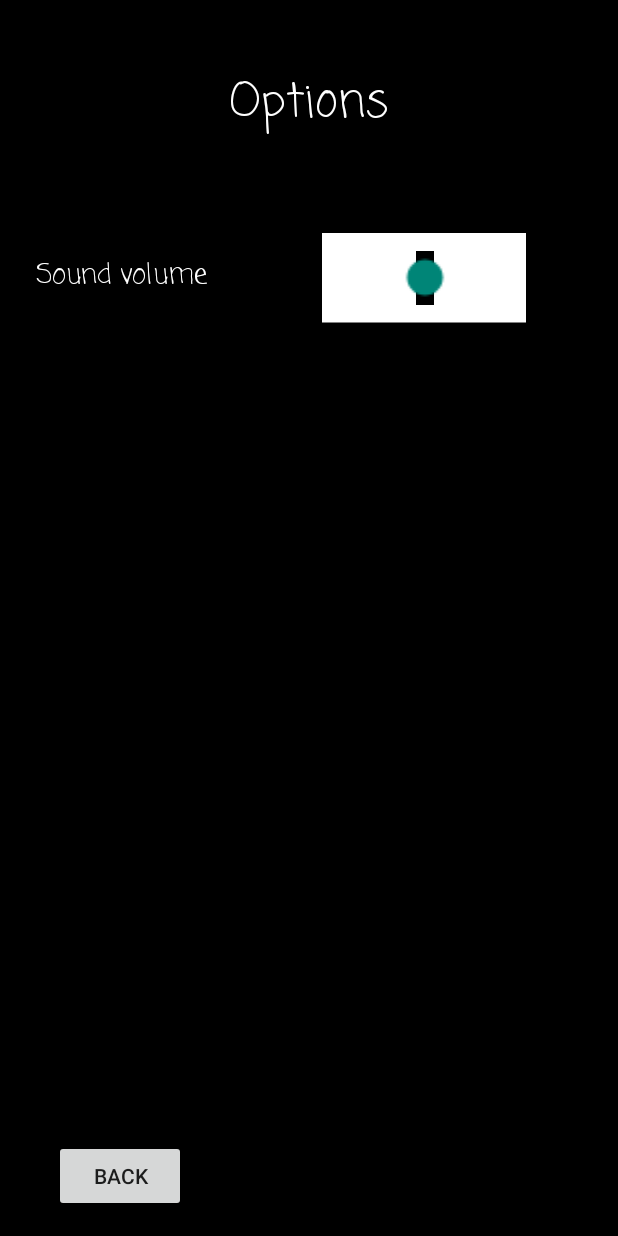
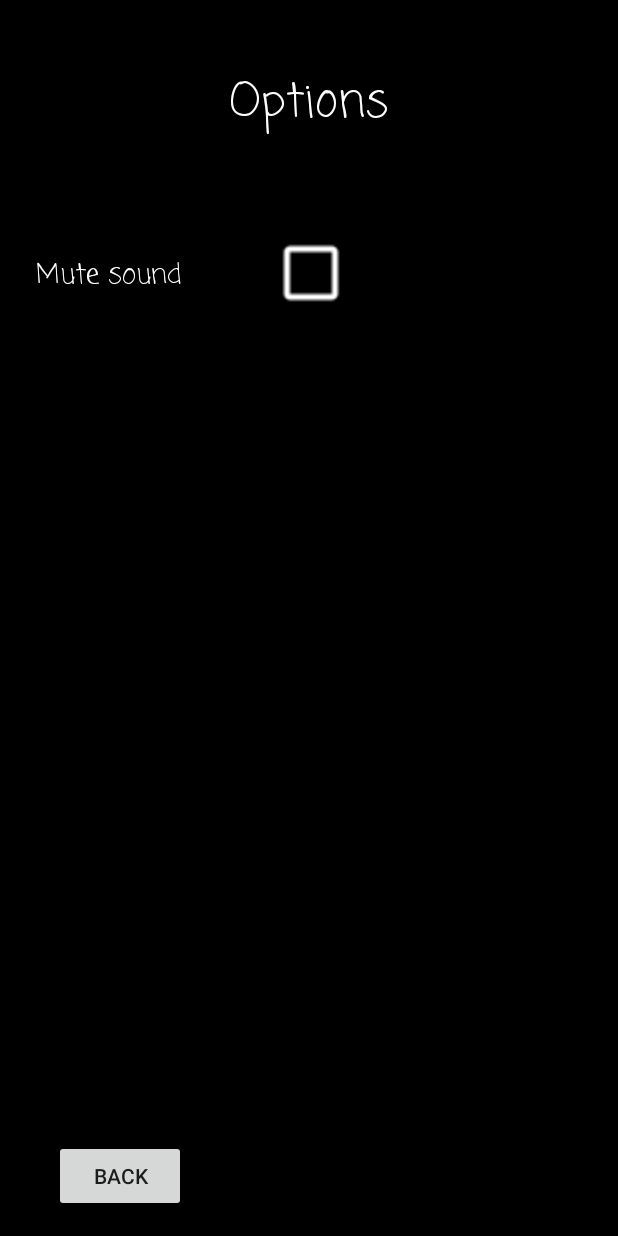
Before and after one commit to Crowmoore/Reflex, an Android app: the OptionsActivity screen opened directly, with no data from a screen before it, on a phone screen of 412 x 824 dp. Run offline under Robolectric (Android 15) with nearby library versions, the phone set to English and light mode, and no system bars.

Commit message:
Change volumeslider to checkbox and start setting up Google Play Services

```diff
--- a/app/src/main/java/fi/crowmoore/reflextester/OptionsActivity.java
+++ b/app/src/main/java/fi/crowmoore/reflextester/OptionsActivity.java
@@ -5,6 +5,8 @@ import android.content.SharedPreferences;
 import android.support.v7.app.AppCompatActivity;
 import android.os.Bundle;
 import android.view.View;
+import android.widget.CheckBox;
+import android.widget.CompoundButton;
 import android.widget.SeekBar;
 
 public class OptionsActivity extends AppCompatActivity {
@@ -19,31 +21,26 @@ public class OptionsActivity extends AppCompatActivity {
         final SharedPreferences settings = getBaseContext().getSharedPreferences(PREFERENCES, Context.MODE_PRIVATE);
         final SharedPreferences.Editor editor = settings.edit();
 
-        SeekBar seekBar = (SeekBar) findViewById(R.id.slider_volume);
-        seekBar.setOnSeekBarChangeListener(new SeekBar.OnSeekBarChangeListener() {
+        CheckBox muteCheckBox = (CheckBox) findViewById(R.id.mute_sound);
+
+        if(settings.contains("Muted")) {
+            boolean muted = settings.getBoolean("Muted", false);
+            muteCheckBox.setChecked(muted);
+        }
+
+        muteCheckBox.setOnCheckedChangeListener(new CompoundButton.OnCheckedChangeListener() {
             @Override
-            public void onProgressChanged(SeekBar seekBar, int progress, boolean fromUser) {
-                editor.putInt("Volume", seekBar.getProgress());
-                editor.apply();
-            }
-
-            @Override
-            public void onStartTrackingTouch(SeekBar seekBar) {
-
-            }
-
-            @Override
-            public void onStopTrackingTouch(SeekBar seekBar) {
-
+            public void onCheckedChanged(CompoundButton button, boolean isChecked) {
+                if(button.isChecked()) {
+                    editor.putBoolean("Muted", true);
+                    editor.apply();
+                } else {
+                    editor.putBoolean("Muted", false);
+                    editor.apply();
+                }
             }
         });
-
-        if(settings.contains("Volume")) {
-            int volume = settings.getInt("Volume", 50);
-            seekBar.setProgress(volume);
-        }
     }
-
     public void onBackButtonClick(View view) {
         finish();
     }
--- a/app/src/main/java/fi/crowmoore/reflextester/RegularPlay.java
+++ b/app/src/main/java/fi/crowmoore/reflextester/RegularPlay.java
@@ -41,7 +41,7 @@ public class RegularPlay extends AppCompatActivity {
     private int low2;
     private int high1;
     private int high2;
-    private int volume;
+    private boolean muted;
     private final int FIRST = 0;
     private final int DECREMENT_AMOUNT = 5;
     private final int MINIMUM_INTERVAL = 350;
@@ -187,8 +187,10 @@ public class RegularPlay extends AppCompatActivity {
     }
 
     public void playSound(int sound) {
-        soundPool.stop(sound);
-        soundPool.play(sound, volume, volume, 1, 0, 1f);
+        if(!muted) {
+            soundPool.stop(sound);
+            soundPool.play(sound, 1, 1, 1, 0, 1f);
+        }
     }
 
     public String getRandomCommand() {
@@ -218,7 +220,7 @@ public class RegularPlay extends AppCompatActivity {
         yellow = (ImageButton) findViewById(R.id.button_yellow);
 
         final SharedPreferences settings = getBaseContext().getSharedPreferences(PREFERENCES, Context.MODE_PRIVATE);
-        volume = settings.getInt("Volume", 50);
+        muted = settings.getBoolean("Muted", false);
 
         createSoundPool();
         low1 = soundPool.load(RegularPlay.this, R.raw.low1, 1);
--- a/app/src/main/res/layout/activity_options.xml
+++ b/app/src/main/res/layout/activity_options.xml
@@ -1,5 +1,6 @@
 <?xml version="1.0" encoding="utf-8"?>
 <RelativeLayout xmlns:android="http://schemas.android.com/apk/res/android"
+    xmlns:app="http://schemas.android.com/apk/res-auto"
     xmlns:tools="http://schemas.android.com/tools"
     android:id="@+id/activity_options"
     android:layout_width="match_parent"
@@ -37,20 +38,7 @@
         android:layout_alignParentLeft="true"
         android:layout_alignParentStart="true" />
 
-    <SeekBar
-        android:layout_width="100dp"
-        android:layout_height="30dp"
-        android:id="@+id/slider_volume"
-        android:max="50"
-        android:progress="25"
-        android:progressDrawable="@android:color/white"
-        android:layout_alignTop="@+id/label_sound"
-        android:layout_alignLeft="@+id/options_title"
-        android:layout_alignStart="@+id/options_title"
-        android:scaleX="2"
-        android:scaleY="2"
-        android:layout_marginStart="80dp"
-        android:layout_marginLeft="80dp"/>
+
 
     <Button
         android:layout_width="wrap_content"
@@ -62,4 +50,18 @@
         android:text="@string/text_back"
         android:onClick="onBackButtonClick"/>
 
+    <CheckBox
+        android:text="CheckBox"
+        android:layout_width="wrap_content"
+        android:layout_height="wrap_content"
+        android:id="@+id/mute_sound"
+        app:buttonTint="@android:color/background_light"
+        android:scaleX="2"
+        android:scaleY="2"
+        android:layout_marginLeft="70dp"
+        android:layout_marginStart="70dp"
+        android:layout_alignBottom="@+id/label_sound"
+        android:layout_alignLeft="@+id/options_title"
+        android:layout_alignStart="@+id/options_title" />
+
 </RelativeLayout>
--- a/app/src/main/res/values/strings.xml
+++ b/app/src/main/res/values/strings.xml
@@ -4,6 +4,6 @@
     <string name="text_hardcore">Hardcore</string>
     <string name="text_options">Options</string>
     <string name="text_leaderboards">Leaderboards</string>
-    <string name="text_sound_volume">Sound volume</string>
+    <string name="text_sound_volume">Mute sound</string>
     <string name="text_back">Back</string>
 </resources>
```
Also changed, not shown: app/src/main/java/fi/crowmoore/reflextester/MainActivity.java (+26 -2 lines).
